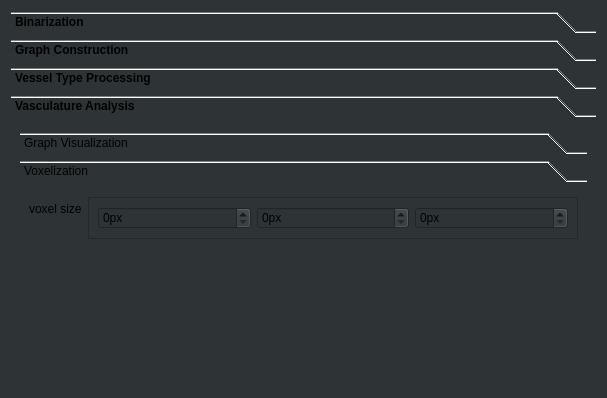
First picture: the form in ClearMap/gui/creator/vasculature_tab.ui, repository ClearAnatomics/ClearMap, before the edit; both pictures show x 0 to 607 and y 0 to 398 of the 607 by 995 pixel window.
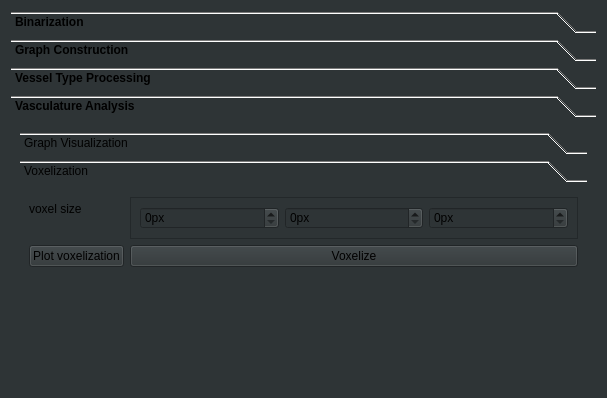
Second picture: the form after the edit. The open tabs and pages were chosen to show the change.

Commit message: Refactors tabs and changes dialog button boxes to standard push buttons whenever appropriate

Patch:
```diff
--- a/ClearMap/gui/creator/vasculature_tab.ui
+++ b/ClearMap/gui/creator/vasculature_tab.ui
@@ -1345,6 +1345,20 @@
                    </layout>
                   </widget>
                  </item>
+                 <item row="1" column="1">
+                  <widget class="QPushButton" name="voxelizeGraphPushButton">
+                   <property name="text">
+                    <string>Voxelize</string>
+                   </property>
+                  </widget>
+                 </item>
+                 <item row="1" column="2">
+                  <widget class="QPushButton" name="plotGraphVoxelizationPushButton">
+                   <property name="text">
+                    <string>Plot voxelization</string>
+                   </property>
+                  </widget>
+                 </item>
                 </layout>
                </widget>
               </widget>
```
The commit also changes 2 other files.
